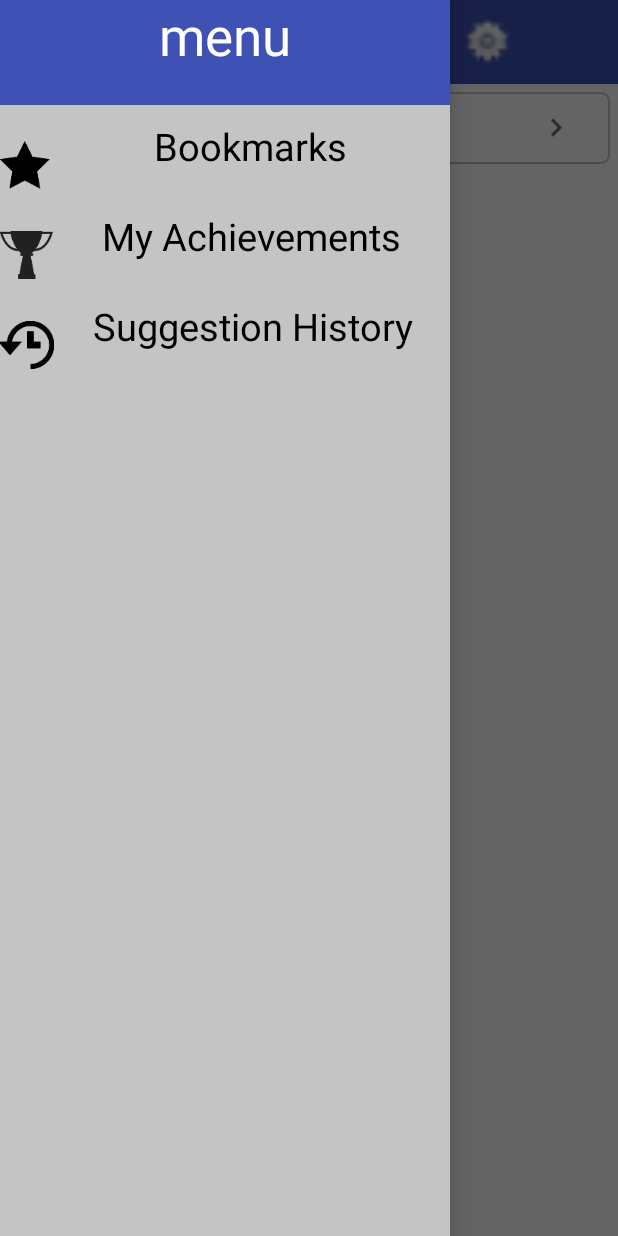
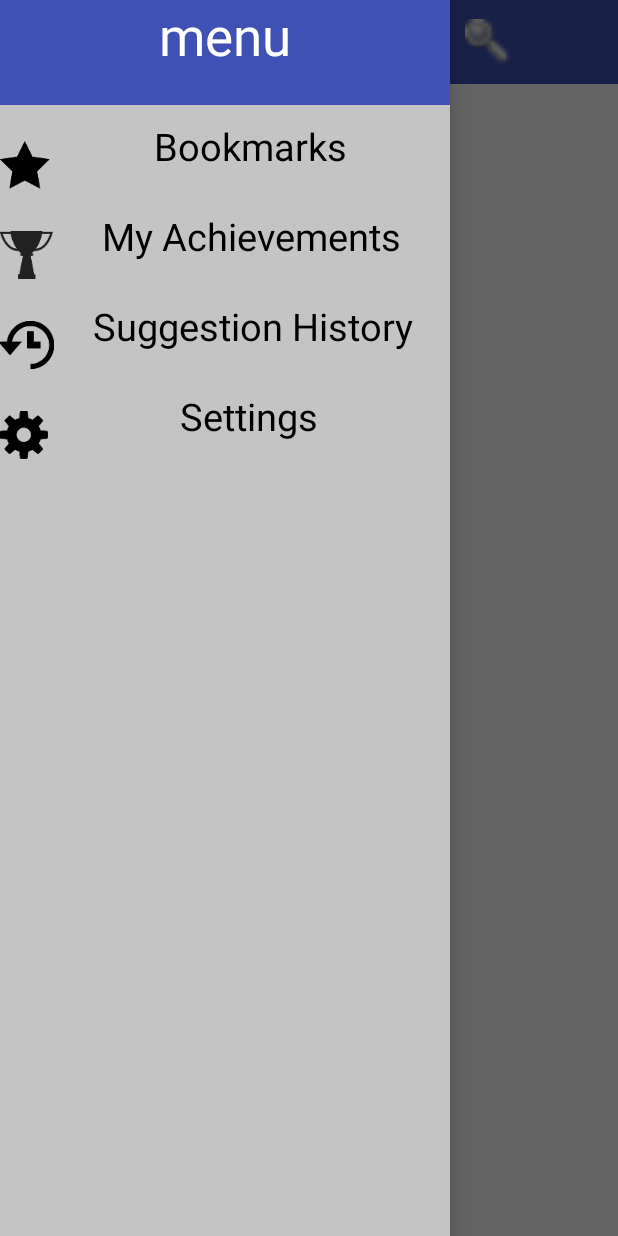
Before and after one commit to AlexZhang-lililil/DoitAction, an Android app: the MenuActivity screen opened directly, with no data from a screen before it, with the side drawer open, on a phone screen of 412 x 824 dp. Run offline under Robolectric (Android 15) with nearby library versions, the phone set to English and light mode, and no system bars.

Commit message:
part of new layout

```diff
--- a/app/src/main/AndroidManifest.xml
+++ b/app/src/main/AndroidManifest.xml
@@ -21,6 +21,7 @@
         <activity android:name=".BookmarksActivity" />
         <activity android:name=".MyAchievementActivity" />
         <activity android:name=".SuggestionHistoryActivity"></activity>
+        <activity android:name=".SearchActivity"/>
     </application>
 
 </manifest>
--- a/app/src/main/java/com/example/orquoll/swen90014_2018_or_quoll/MenuActivity.java
+++ b/app/src/main/java/com/example/orquoll/swen90014_2018_or_quoll/MenuActivity.java
@@ -9,19 +9,19 @@ import android.view.View;
 import android.widget.Button;
 import android.support.v7.widget.SearchView;
 import android.widget.TextView;
-import android.widget.Toolbar;
+
 
 
 
 public class MenuActivity extends AppCompatActivity {
 
-    private Button btn_setting;
+    private Button btn_search;
     private Button btn_menu ;
     private DrawerLayout dlo_menu;
-    private SearchView search;
     private TextView txt_bookmark;
     private TextView txt_history;
     private TextView txt_achievement;
+    private TextView txt_setting;
 
     @Override
     protected void onCreate(Bundle savedInstanceState) {
@@ -29,12 +29,12 @@ public class MenuActivity extends AppCompatActivity {
         setContentView(R.layout.activity_menu);
 
         btn_menu = (Button) findViewById(R.id.btn_menu);
-        btn_setting = (Button) findViewById(R.id.btn_setting);
+        txt_setting = (TextView) findViewById(R.id.txt_setting);
         dlo_menu = (DrawerLayout) findViewById(R.id.dlo_menu) ;
-        search = (SearchView) findViewById(R.id.srh) ;
         txt_achievement = (TextView) findViewById(R.id.txt_achievements);
         txt_bookmark = (TextView) findViewById(R.id.txt_bookmarks);
         txt_history = (TextView) findViewById(R.id.txt_suggestion_history);
+        btn_search = (Button) findViewById(R.id.btn_search);
 
 
         btn_menu.setOnClickListener(new View.OnClickListener() {
@@ -44,19 +44,7 @@ public class MenuActivity extends AppCompatActivity {
             }
         });
 
-        btn_setting.setOnClickListener(new View.OnClickListener() {
-            @Override
-            public void onClick(View view) {
-                Intent intent = new Intent (MenuActivity.this,SettingActivity.class);
-                startActivity(intent );
-
-            }
-        });
-
         setListeners();
-
-        search.setIconifiedByDefault(false);
-        search.setSubmitButtonEnabled(true);
 
     }
 
@@ -65,6 +53,8 @@ public class MenuActivity extends AppCompatActivity {
         txt_history.setOnClickListener(onclick);
         txt_bookmark.setOnClickListener(onclick);
         txt_achievement.setOnClickListener(onclick);
+        btn_search.setOnClickListener(onclick);
+        txt_setting.setOnClickListener(onclick);
     }
 
     private class Onclick implements View.OnClickListener{
@@ -83,6 +73,12 @@ public class MenuActivity extends AppCompatActivity {
                 case R.id.txt_suggestion_history:
                     intent = new Intent(MenuActivity.this,SuggestionHistoryActivity.class);
                     break;
+                case R.id.btn_search:
+                    intent = new Intent(MenuActivity.this,SearchActivity.class);
+                    break;
+                case R.id.txt_setting:
+                    intent = new Intent(MenuActivity.this,SettingActivity.class);
+                    break;
             }
             startActivity(intent);
         }
--- a/app/src/main/java/com/example/orquoll/swen90014_2018_or_quoll/SearchActivity.java
+++ b/app/src/main/java/com/example/orquoll/swen90014_2018_or_quoll/SearchActivity.java
@@ -4,10 +4,12 @@ import android.support.v7.app.AppCompatActivity;
 import android.os.Bundle;
 import android.view.View;
 import android.widget.Button;
+import android.widget.SearchView;
 
 public class SearchActivity extends AppCompatActivity  {
 
     private Button btn_back;
+    private SearchView search;
 
     @Override
     protected void onCreate(Bundle savedInstanceState) {
@@ -15,6 +17,10 @@ public class SearchActivity extends AppCompatActivity  {
         setContentView(R.layout.activity_search);
 
         btn_back = (Button) findViewById(R.id.btn_back_search);
+        search = (SearchView) findViewById(R.id.srh) ;
+
+        search.setIconifiedByDefault(false);
+        search.setSubmitButtonEnabled(true);
 
         btn_back.setOnClickListener(new View.OnClickListener() {
             @Override
--- a/app/src/main/res/layout/activity_menu.xml
+++ b/app/src/main/res/layout/activity_menu.xml
@@ -37,21 +37,14 @@
                 android:layout_marginLeft="110dp"
                 />
             <Button
-                android:id="@+id/btn_setting"
+                android:id="@+id/btn_search"
                 android:layout_width="30dp"
                 android:layout_height="30dp"
-                android:background="@drawable/icon_setting"
+                android:background="@drawable/icon_search"
                 android:layout_marginLeft="110dp"/>
 
         </android.support.v7.widget.Toolbar>
 
-        <android.support.v7.widget.SearchView
-            android:id="@+id/srh"
-            android:layout_width="match_parent"
-            android:layout_height="wrap_content"
-            android:layout_margin="5dp"
-            android:background="@drawable/search_shape"
-            app:defaultQueryHint="Search Action and Do it!"></android.support.v7.widget.SearchView>
 </LinearLayout>
 
     <LinearLayout
@@ -104,6 +97,16 @@
             android:textAlignment="center"
             android:clickable="true"
             />
+        <TextView
+            android:id="@+id/txt_setting"
+            android:layout_width="match_parent"
+            android:layout_height="60dp"
+            android:text="Settings"
+            android:textSize="25sp"
+            android:textColor="@color/black"
+            android:drawableLeft="@drawable/icon_setting2"
+            android:textAlignment="center"
+            android:clickable="true"/>
 
 
     </LinearLayout>
```
Also changed, not shown: app/src/main/res/layout/activity_search.xml (+11 -19 lines), app/src/main/res/drawable-xxxhdpi/icon_setting2.png (added).
